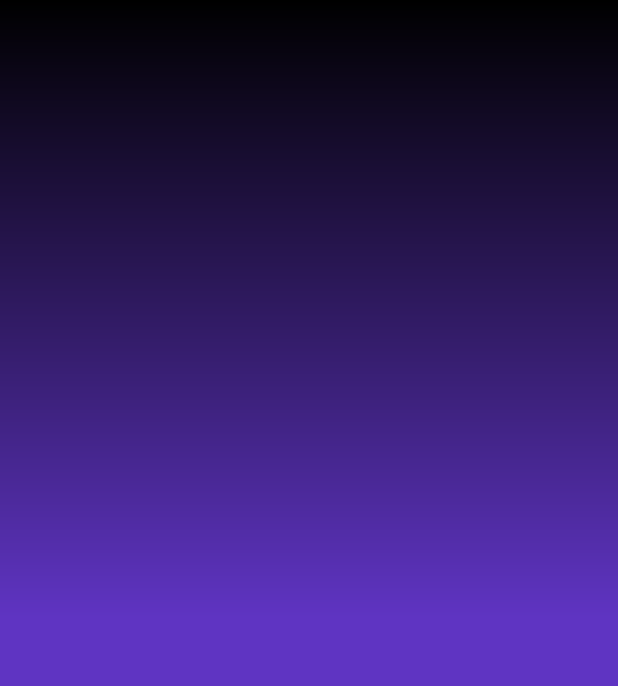
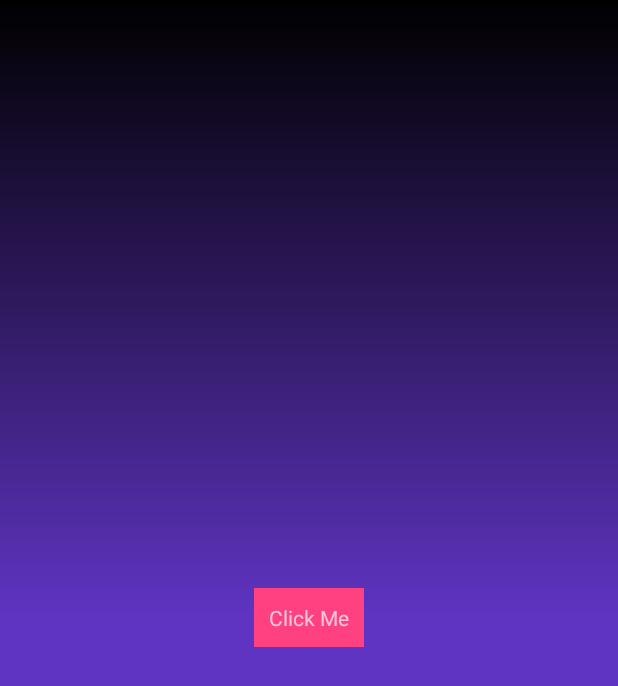
Before and after one commit to zcl20131002578/LearnRxJava, an Android app: the screen it shows after launch (MainActivity), on a phone screen of 412 x 824 dp. Shown: the top 686 px of the screen. Run offline under Robolectric (Android 15) with nearby library versions, the phone set to English and light mode, and no system bars.

Commit message:
2019/6/6

```diff
--- a/app/build.gradle
+++ b/app/build.gradle
@@ -32,4 +32,5 @@ dependencies {
     implementation 'io.reactivex:rxjava:1.2.1'
     implementation 'io.reactivex:rxandroid:1.2.1'
     implementation 'com.android.support:recyclerview-v7:28.0.0'
+    implementation 'org.jetbrains:annotations:15.0'
 }
--- a/app/src/main/AndroidManifest.xml
+++ b/app/src/main/AndroidManifest.xml
@@ -2,6 +2,8 @@
 <manifest xmlns:android="http://schemas.android.com/apk/res/android"
     xmlns:tools="http://schemas.android.com/tools"
     package="com.inke.zcl.learnrxjava">
+
+    <uses-permission android:name="android.permission.ACCESS_WIFI_STATE" />
 
     <application
         android:allowBackup="true"
--- a/app/src/main/java/com/inke/zcl/learnrxjava/view/window/WindowManagerView.java
+++ b/app/src/main/java/com/inke/zcl/learnrxjava/view/window/WindowManagerView.java
@@ -1,14 +1,25 @@
 package com.inke.zcl.learnrxjava.view.window;
 
 import android.content.Context;
+import android.graphics.PixelFormat;
+import android.net.wifi.WifiInfo;
+import android.net.wifi.WifiManager;
 import android.support.annotation.NonNull;
 import android.support.annotation.Nullable;
 import android.util.AttributeSet;
+import android.util.DisplayMetrics;
+import android.util.Log;
+import android.view.Display;
+import android.view.Gravity;
 import android.view.View;
 import android.view.WindowManager;
 import android.widget.Button;
+import android.widget.TextView;
+import android.widget.Toast;
 
 import com.inke.zcl.learnrxjava.R;
+import com.inke.zcl.learnrxjava.utils.AndroidUnit;
+import com.inke.zcl.learnrxjava.utils.DisplayUtil;
 import com.inke.zcl.learnrxjava.view.CustomFatherView;
 
 /**
@@ -18,7 +29,10 @@ import com.inke.zcl.learnrxjava.view.CustomFatherView;
  */
 public class WindowManagerView extends CustomFatherView {
 
+    public static final String TAG = "WindowManagerView";
     WindowManager.LayoutParams layoutParams;
+    private TextView textView;
+
     public WindowManagerView(@NonNull Context context) {
         super(context);
     }
@@ -34,10 +48,110 @@ public class WindowManagerView extends CustomFatherView {
 
     @Override
     protected void init() {
-        Button button = new Button(getContext());
-        button.setText("button");
-        layoutParams = new WindowManager.LayoutParams();
+//        textView = findViewById(R.id.text);
+//        textView.setOnClickListener(new OnClickListener() {
+//            @Override
+//            public void onClick(View v) {
+//                bottomRight();
+//            }
+//        });
+//        Button button = new Button(getContext());
+//        button.setText("一二三四五一二三四五");
+//        layoutParams = new WindowManager.LayoutParams(WindowManager.LayoutParams.WRAP_CONTENT, WindowManager.LayoutParams.WRAP_CONTENT, 0, 0, PixelFormat.TRANSPARENT);
+//        layoutParams.setTitle("IconMan");
+//        layoutParams.flags = WindowManager.LayoutParams.FLAG_NOT_TOUCH_MODAL
+//                | WindowManager.LayoutParams.FLAG_NOT_FOCUSABLE
+//                | WindowManager.LayoutParams.FLAG_SHOW_WHEN_LOCKED;
+//        layoutParams.gravity= Gravity.CENTER;
+//        layoutParams.x=100;
+//        layoutParams.y=300;
+        int s1 = getScreenHeight(getContext(), true);
+        int s2 = px2dip(getContext(), getScreenHeight(getContext()));
+        Log.d(TAG, "init: s1:" + s1 + "  s2:" + s2);
+
+
     }
+
+
+    public static int getScreenHeight(Context context, boolean isDp) {
+        int screenHeight = 0;
+        WindowManager wm = (WindowManager) context.getSystemService(Context.WINDOW_SERVICE);
+        DisplayMetrics dm = new DisplayMetrics();
+        if (wm != null) {
+            Display defaultDisplay = wm.getDefaultDisplay();
+            if (defaultDisplay != null) {
+                defaultDisplay.getMetrics(dm);
+            }
+        }
+        int height = dm.heightPixels;       // 屏幕高度（像素）
+
+        if (!isDp) {
+            return height;
+        }
+
+        float density = dm.density;         // 屏幕密度（0.75 / 1.0 / 1.5）
+        if (density != 0) {
+            screenHeight = (int) (height / density);// 屏幕高度(dp)
+        }
+        return screenHeight;
+    }
+
+
+    /**
+     * 获取屏幕的高
+     */
+    public static int getScreenHeight(Context context) {
+        DisplayMetrics dm = context.getResources().getDisplayMetrics();
+        return dm.heightPixels;
+    }
+
+    /**
+     * 将dip或dp值转换为px值，保证尺寸大小不变
+     *
+     * @param dipValue （DisplayMetrics类中属性density）
+     * @return
+     */
+    public static int dip2px(Context context, float dipValue) {
+        final float scale = context.getResources().getDisplayMetrics().density;
+        return (int) (dipValue * scale + 0.5f);
+    }
+
+    /**
+     * 将px值转换为dip或dp值，保证尺寸大小不变
+     *
+     * @param pxValue （DisplayMetrics类中属性density）
+     * @return
+     */
+    public static int px2dip(Context context, float pxValue) {
+        final float scale = context.getResources().getDisplayMetrics().density;
+        return (int) (pxValue / scale + 0.5f);
+    }
+
+
+    public void upperLeft() {
+        Toast toast = Toast.makeText(getContext(), "Upper Left!", Toast.LENGTH_SHORT);
+        toast.setGravity(Gravity.TOP | Gravity.START, 0, 0);
+        toast.show();
+    }
+
+    public void upperRight() {
+        Toast toast = Toast.makeText(getContext(), "Upper Right!", Toast.LENGTH_SHORT);
+        toast.setGravity(Gravity.TOP | Gravity.END, 0, 0);
+        toast.show();
+    }
+
+    public void bottomLeft() {
+        Toast toast = Toast.makeText(getContext(), "Bottom Left!", Toast.LENGTH_SHORT);
+        toast.setGravity(Gravity.BOTTOM | Gravity.START, 0, 0);
+        toast.show();
+    }
+
+    public void bottomRight() {
+        Toast toast = Toast.makeText(getContext(), "Bottom Right!", Toast.LENGTH_SHORT);
+        toast.setGravity(Gravity.BOTTOM | Gravity.END, DisplayUtil.dip2px(getContext(), 0), DisplayUtil.dip2px(getContext(), 50));
+        toast.show();
+    }
+
 
     @Override
     protected void callOnClick(View v) {
--- a/app/src/main/res/layout/custom_window_layout.xml
+++ b/app/src/main/res/layout/custom_window_layout.xml
@@ -3,4 +3,13 @@
     android:layout_width="match_parent"
     android:layout_height="match_parent">
 
+    <TextView
+        android:id="@+id/text"
+        android:layout_width="wrap_content"
+        android:layout_height="wrap_content"
+        android:layout_gravity="center"
+        android:background="@color/colorAccent"
+        android:padding="10dp"
+        android:text="@string/click_me" />
+
 </FrameLayout>
--- a/app/src/main/res/values/strings.xml
+++ b/app/src/main/res/values/strings.xml
@@ -1,5 +1,6 @@
 <resources>
     <string name="app_name">LearnRxJava</string>
     <string name="move_me">move_me</string>
+    <string name="click_me">Click Me</string>
 
 </resources>
```
Also changed, not shown: app/src/main/java/com/inke/zcl/learnrxjava/utils/AndroidUnit.java (added, +9 -0 lines), app/src/main/java/com/inke/zcl/learnrxjava/utils/DisplayUtil.java (added, +111 -0 lines), app/src/main/java/com/inke/zcl/learnrxjava/view/window/FinalAA.java (added, +21 -0 lines).
